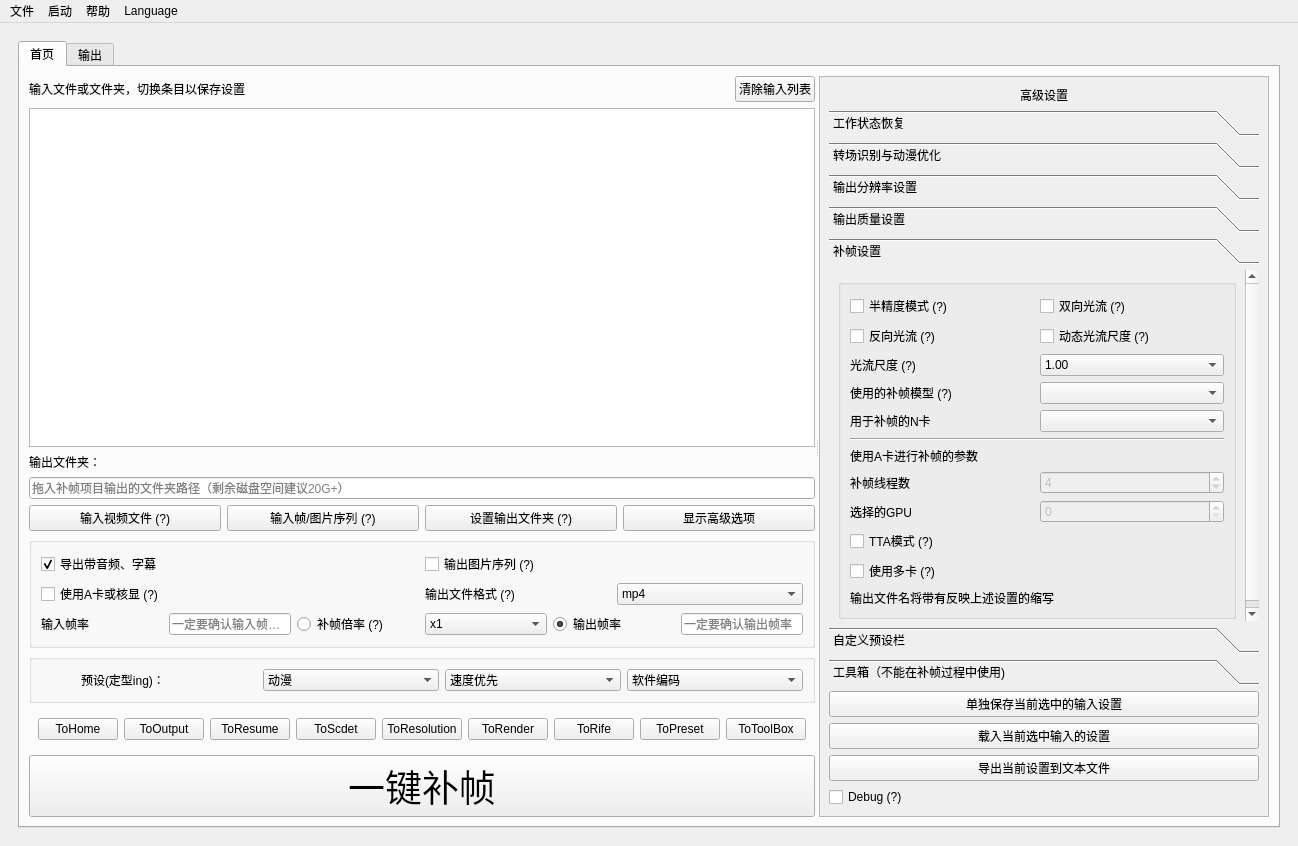
Before: the Qt Designer form Utils/SVFI_UI.ui in 100wman/RIFE_GUI, drawn with Qt 5.
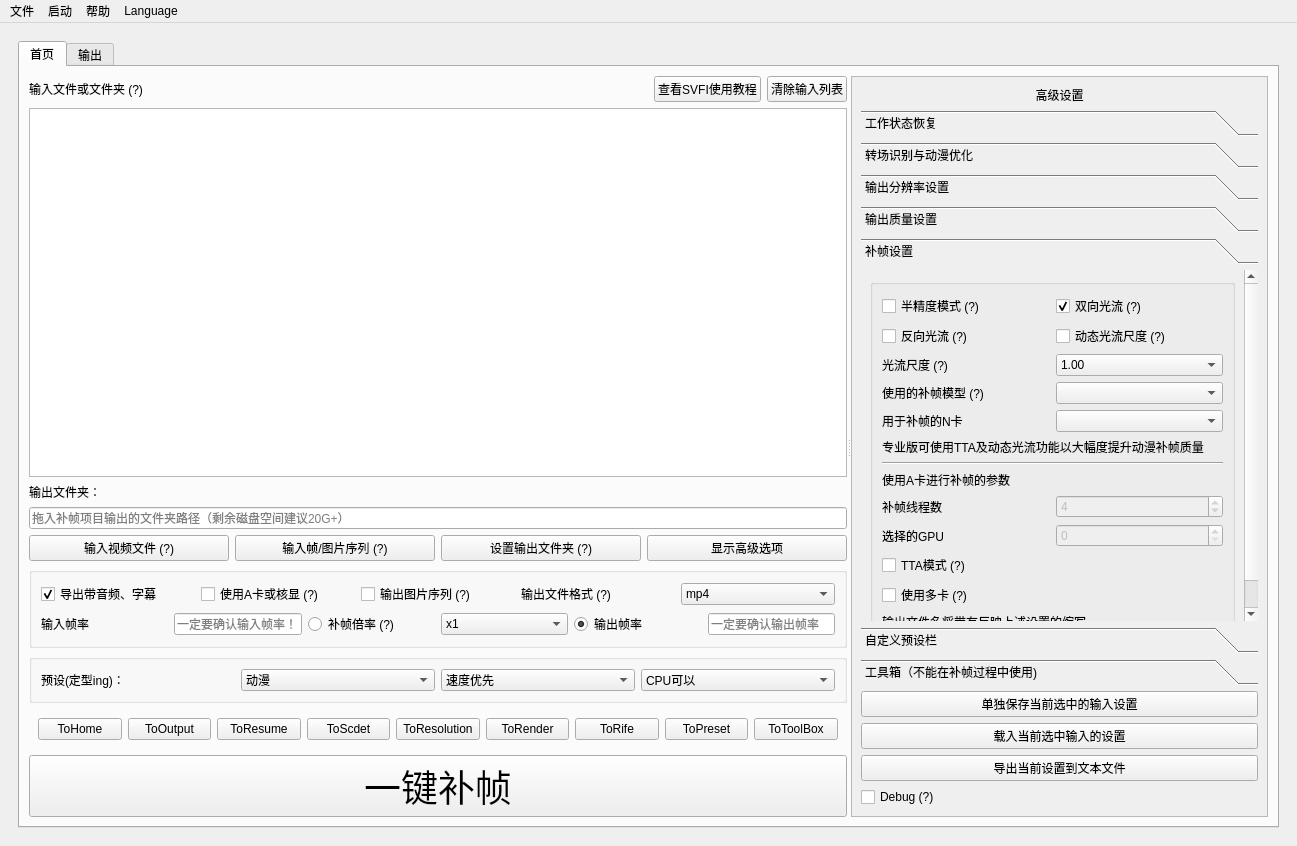
After: the same form once the commit is applied. The open tabs and pages were chosen to show the change. Custom widgets are drawn as their Qt base class.

Commit message: Update SVFI 3.5.6 Professional/Community Update Log at 6.9.8 1. Enhance Security Level (remove steam_appid.txt) 2. Optimize Settings Checked Display 3. Add Basic Tutorial (alpha) and link button 4. Optimize Settings Evisceration

Diff of the .ui file:
```diff
--- a/Utils/SVFI_UI.ui
+++ b/Utils/SVFI_UI.ui
@@ -6,7 +6,7 @@
    <rect>
     <x>0</x>
     <y>0</y>
-    <width>1292</width>
+    <width>1297</width>
     <height>846</height>
    </rect>
   </property>
@@ -108,7 +108,7 @@
                  <layout class="QGridLayout" name="gridLayout_14">
                   <item row="0" column="0">
                    <layout class="QGridLayout" name="gridLayout_9">
-                    <item row="4" column="0">
+                    <item row="1" column="1">
                      <widget class="QCheckBox" name="UseNCNNButton">
                       <property name="sizePolicy">
                        <sizepolicy hsizetype="Preferred" vsizetype="Fixed">
@@ -124,7 +124,26 @@
                       </property>
                      </widget>
                     </item>
-                    <item row="0" column="0">
+                    <item row="1" column="3">
+                     <widget class="QLabel" name="label_12">
+                      <property name="sizePolicy">
+                       <sizepolicy hsizetype="Preferred" vsizetype="Fixed">
+                        <horstretch>0</horstretch>
+                        <verstretch>0</verstretch>
+                       </sizepolicy>
+                      </property>
+                      <property name="toolTip">
+                       <string>&lt;html&gt;&lt;head/&gt;&lt;body&gt;&lt;p&gt;&lt;span style=&quot; font-weight:600;&quot;&gt;如果音频合并出现问题，请尝试更换输出文件格式&lt;/span&gt;&lt;/p&gt;&lt;p&gt;&lt;span style=&quot; font-weight:600;&quot;&gt;mov&lt;/span&gt;兼容大多数音视频轨，但对字幕轨兼容不太好；&lt;/p&gt;&lt;p&gt;&lt;span style=&quot; font-weight:600;&quot;&gt;mkv&lt;/span&gt;兼容大多数字幕轨，但不支持pcm音频输出（这种情况请改为mov）&lt;/p&gt;&lt;p&gt;&lt;span style=&quot; font-weight:600;&quot;&gt;mp4&lt;/span&gt;支持流式传输，不支持truehd、dts等特种音频格式包装&lt;/p&gt;&lt;/body&gt;&lt;/html&gt;</string>
+                      </property>
+                      <property name="text">
+                       <string>输出文件格式 (?)</string>
+                      </property>
+                      <property name="alignment">
+                       <set>Qt::AlignLeading|Qt::AlignLeft|Qt::AlignVCenter</set>
+                      </property>
+                     </widget>
+                    </item>
+                    <item row="1" column="0">
                      <widget class="QCheckBox" name="SaveAudioChecker">
                       <property name="sizePolicy">
                        <sizepolicy hsizetype="Preferred" vsizetype="Fixed">
@@ -140,7 +159,7 @@
                       </property>
                      </widget>
                     </item>
-                    <item row="0" column="1">
+                    <item row="1" column="2">
                      <widget class="QCheckBox" name="ImgOutputChecker">
                       <property name="sizePolicy">
                        <sizepolicy hsizetype="Preferred" vsizetype="Fixed">
@@ -156,60 +175,41 @@
                       </property>
                      </widget>
                     </item>
-                    <item row="4" column="1">
+                    <item row="5" column="2">
                      <layout class="QHBoxLayout" name="horizontalLayout_6">
                       <property name="sizeConstraint">
                        <enum>QLayout::SetMaximumSize</enum>
                       </property>
-                      <item>
-                       <widget class="QLabel" name="label_12">
-                        <property name="sizePolicy">
-                         <sizepolicy hsizetype="Preferred" vsizetype="Fixed">
-                          <horstretch>0</horstretch>
-                          <verstretch>0</verstretch>
-                         </sizepolicy>
-                        </property>
-                        <property name="toolTip">
-                         <string>&lt;html&gt;&lt;head/&gt;&lt;body&gt;&lt;p&gt;&lt;span style=&quot; font-weight:600;&quot;&gt;如果音频合并出现问题，请尝试更换输出文件格式&lt;/span&gt;&lt;/p&gt;&lt;p&gt;&lt;span style=&quot; font-weight:600;&quot;&gt;mov&lt;/span&gt;兼容大多数音视频轨，但对字幕轨兼容不太好；&lt;/p&gt;&lt;p&gt;&lt;span style=&quot; font-weight:600;&quot;&gt;mkv&lt;/span&gt;兼容大多数字幕轨，但不支持pcm音频输出（这种情况请改为mov）&lt;/p&gt;&lt;p&gt;&lt;span style=&quot; font-weight:600;&quot;&gt;mp4&lt;/span&gt;支持流式传输，不支持truehd、dts等特种音频格式包装&lt;/p&gt;&lt;/body&gt;&lt;/html&gt;</string>
-                        </property>
-                        <property name="text">
-                         <string>输出文件格式 (?)</string>
-                        </property>
-                        <property name="alignment">
-                         <set>Qt::AlignLeading|Qt::AlignLeft|Qt::AlignVCenter</set>
-                        </property>
-                       </widget>
-                      </item>
-                      <item>
-                       <widget class="MyComboBox" name="ExtSelector">
-                        <property name="sizePolicy">
-                         <sizepolicy hsizetype="Preferred" vsizetype="Fixed">
-                          <horstretch>0</horstretch>
-                          <verstretch>0</verstretch>
-                         </sizepolicy>
-                        </property>
-                        <property name="toolTip">
-                         <string>&lt;html&gt;&lt;head/&gt;&lt;body&gt;&lt;p&gt;如果音频合并出现问题，请尝试更换输出文件格式&lt;/p&gt;&lt;p&gt;&lt;span style=&quot; font-weight:600;&quot;&gt;mov&lt;/span&gt;兼容大多数音视频轨，但对字幕轨兼容不太好；&lt;/p&gt;&lt;p&gt;&lt;span style=&quot; font-weight:600;&quot;&gt;mkv&lt;/span&gt;兼容大多数字幕轨，但不支持pcm音频输出&lt;span style=&quot; font-weight:600;&quot;&gt;（这种情况请改为mov）&lt;/span&gt;&lt;/p&gt;&lt;p&gt;&lt;span style=&quot; font-weight:600;&quot;&gt;mp4&lt;/span&gt;支持流式传输，不支持truehd、dts等特种音频格式包装&lt;/p&gt;&lt;/body&gt;&lt;/html&gt;</string>
-                        </property>
-                        <item>
-                         <property name="text">
-                          <string>mp4</string>
-                         </property>
-                        </item>
-                        <item>
-                         <property name="text">
-                          <string>mkv</string>
-                         </property>
-                        </item>
-                        <item>
-                         <property name="text">
-                          <string>mov</string>
-                         </property>
-                        </item>
-                       </widget>
-                      </item>
                      </layout>
                     </item>
+                    <item row="1" column="4">
+                     <widget class="MyComboBox" name="ExtSelector">
+                      <property name="sizePolicy">
+                       <sizepolicy hsizetype="Preferred" vsizetype="Fixed">
+                        <horstretch>0</horstretch>
+                        <verstretch>0</verstretch>
+                       </sizepolicy>
+                      </property>
+                      <property name="toolTip">
+                       <string>&lt;html&gt;&lt;head/&gt;&lt;body&gt;&lt;p&gt;如果音频合并出现问题，请尝试更换输出文件格式&lt;/p&gt;&lt;p&gt;&lt;span style=&quot; font-weight:600;&quot;&gt;mov&lt;/span&gt;兼容大多数音视频轨，但对字幕轨兼容不太好；&lt;/p&gt;&lt;p&gt;&lt;span style=&quot; font-weight:600;&quot;&gt;mkv&lt;/span&gt;兼容大多数字幕轨，但不支持pcm音频输出&lt;span style=&quot; font-weight:600;&quot;&gt;（这种情况请改为mov）&lt;/span&gt;&lt;/p&gt;&lt;p&gt;&lt;span style=&quot; font-weight:600;&quot;&gt;mp4&lt;/span&gt;支持流式传输，不支持truehd、dts等特种音频格式包装&lt;/p&gt;&lt;/body&gt;&lt;/html&gt;</string>
+                      </property>
+                      <item>
+                       <property name="text">
+                        <string>mp4</string>
+                       </property>
+                      </item>
+                      <item>
+                       <property name="text">
+                        <string>mkv</string>
+                       </property>
+                      </item>
+                      <item>
+                       <property name="text">
+                        <string>mov</string>
+                       </property>
+                      </item>
+                     </widget>
+                    </item>
                    </layout>
                   </item>
                   <item row="1" column="0">
@@ -411,6 +411,12 @@
                  <property name="toolTip">
                   <string>&lt;html&gt;&lt;head/&gt;&lt;body&gt;&lt;p&gt;&lt;span style=&quot; font-weight:600;&quot;&gt;“-”&lt;/span&gt;号为删除当前任务条目（Remove）&lt;/p&gt;&lt;p&gt;&lt;span style=&quot; font-weight:600;&quot;&gt;“+”&lt;/span&gt;号为以当前任务条目为基础复制生成相同任务（Duplicate）&lt;/p&gt;&lt;/body&gt;&lt;/html&gt;</string>
                  </property>
+                 <property name="midLineWidth">
+                  <number>-6</number>
+                 </property>
+                 <property name="sizeAdjustPolicy">
+                  <enum>QAbstractScrollArea::AdjustIgnored</enum>
+                 </property>
                  <property name="tabKeyNavigation">
                   <bool>true</bool>
                  </property>
@@ -458,7 +464,14 @@
                     </sizepolicy>
                    </property>
                    <property name="text">
-                    <string>输入文件或文件夹，切换条目以保存设置</string>
+                    <string>输入文件或文件夹 (?)</string>
+                   </property>
+                  </widget>
+                 </item>
+                 <item>
+                  <widget class="QPushButton" name="tutorialLinkButton">
+                   <property name="text">
+                    <string>查看SVFI使用教程</string>
                    </property>
                   </widget>
                  </item>
@@ -477,21 +490,7 @@
                   <string/>
                  </property>
                  <layout class="QGridLayout" name="gridLayout_35">
-                  <item row="0" column="3">
-                   <widget class="MyComboBox" name="SettingsPresetsSQ">
-                    <item>
-                     <property name="text">
-                      <string>速度优先</string>
-                     </property>
-                    </item>
-                    <item>
-                     <property name="text">
-                      <string>质量优先</string>
-                     </property>
-                    </item>
-                   </widget>
-                  </item>
-                  <item row="0" column="1">
+                  <item row="0" column="0">
                    <widget class="QLabel" name="SettingsPresetLabel">
                     <property name="layoutDirection">
                      <enum>Qt::LeftToRight</enum>
@@ -504,7 +503,21 @@
                     </property>
                    </widget>
                   </item>
-                  <item row="0" column="2">
+                  <item row="0" column="3">
+                   <widget class="MyComboBox" name="SettingsPresetsEncode">
+                    <item>
+                     <property name="text">
+                      <string>CPU可以</string>
+                     </property>
+                    </item>
+                    <item>
+                     <property name="text">
+                      <string>GPU比CPU强</string>
+                     </property>
+                    </item>
+                   </widget>
+                  </item>
+                  <item row="0" column="1">
                    <widget class="MyComboBox" name="SettingsPresetsInputs">
                     <item>
                      <property name="text">
@@ -518,11 +531,11 @@
                     </item>
                    </widget>
                   </item>
-                  <item row="0" column="4">
-                   <widget class="MyComboBox" name="SettingsPresetsEncode">
+                  <item row="0" column="2">
+                   <widget class="MyComboBox" name="SettingsPresetsSQ">
                     <item>
                      <property name="text">
-                      <string>软件编码</string>
+                      <string>速度优先</string>
                      </property>
                     </item>
                     <item>
@@ -532,22 +545,6 @@
                     </item>
                    </widget>
                   </item>
-                  <item row="0" column="0">
-                   <spacer name="horizontalSpacer_2">
-                    <property name="orientation">
-                     <enum>Qt::Horizontal</enum>
-                    </property>
-                    <property name="sizeType">
-                     <enum>QSizePolicy::Minimum</enum>
-                    </property>
-                    <property name="sizeHint" stdset="0">
-                     <size>
-                      <width>40</width>
-                      <height>20</height>
-                     </size>
-                    </property>
-                   </spacer>
-                  </item>
                  </layout>
                 </widget>
                </item>
@@ -667,7 +664,7 @@
                 <widget class="QScrollArea" name="AdvanceSettingsArea">
                  <property name="minimumSize">
                   <size>
-                   <width>450</width>
+                   <width>400</width>
                    <height>0</height>
                   </size>
                  </property>
@@ -688,7 +685,7 @@
                    <rect>
                     <x>0</x>
                     <y>0</y>
-                    <width>459</width>
+                    <width>448</width>
                     <height>724</height>
                    </rect>
                   </property>
@@ -2142,7 +2139,7 @@
                        <rect>
                         <x>0</x>
                         <y>0</y>
-                        <width>441</width>
+                        <width>430</width>
                         <height>395</height>
                        </rect>
                       </property>
@@ -2169,7 +2166,7 @@
                           <string/>
                          </property>
                          <layout class="QGridLayout" name="gridLayout_31">
-                          <item row="4" column="0">
+                          <item row="5" column="0">
                            <widget class="QCheckBox" name="TtaModeChecker">
                             <property name="toolTip">
                              <string>&lt;html&gt;&lt;head/&gt;&lt;body&gt;&lt;p&gt;&lt;span style=&quot; font-weight:600;&quot;&gt;N卡A卡通用&lt;/span&gt;&lt;/p&gt;&lt;p&gt;用4倍的时间缓解2%的物体消失问题，具体效果视不同输入而定&lt;/p&gt;&lt;/body&gt;&lt;/html&gt;</string>
@@ -2179,7 +2176,7 @@
                             </property>
                            </widget>
                           </item>
-                          <item row="5" column="0">
+                          <item row="6" column="0">
                            <widget class="QCheckBox" name="UseMultiCardsChecker">
                             <property name="toolTip">
                              <string>&lt;html&gt;&lt;head/&gt;&lt;body&gt;&lt;p&gt;使用所有能检测到的显卡进行补帧&lt;/p&gt;&lt;p&gt;使用A卡模式（左侧“使用A卡或核显”）将同时调用能识别到的A卡和N卡&lt;/p&gt;&lt;p&gt;不适用A卡模式则只能使用检测到的N卡&lt;/p&gt;&lt;p&gt;速度较单卡慢&lt;/p&gt;&lt;/body&gt;&lt;/html&gt;</string>
@@ -2189,6 +2186,82 @@
                             </property>
                            </widget>
                           </item>
+                          <item row="7" column="0">
+                           <widget class="QLabel" name="label_2">
+                            <property name="text">
+                             <string>输出文件名将带有反映上述设置的缩写</string>
+                            </property>
+                           </widget>
+                          </item>
+                          <item row="4" column="0">
+                           <layout class="QGridLayout" name="gridLayout_11">
+                            <item row="0" column="1">
+                             <widget class="MySpinBox" name="ncnnInterpThreadCnt">
+                              <property name="enabled">
+                               <bool>false</bool>
+                              </property>
+                              <property name="sizePolicy">
+                               <sizepolicy hsizetype="MinimumExpanding" vsizetype="Fixed">
+                                <horstretch>0</horstretch>
+                                <verstretch>0</verstretch>
+                               </sizepolicy>
+                              </property>
+                              <property name="value">
+                               <number>4</number>
+                              </property>
+                             </widget>
+                            </item>
+                            <item row="0" column="0">
+                             <widget class="QLabel" name="label_34">
+                              <property name="sizePolicy">
+                               <sizepolicy hsizetype="MinimumExpanding" vsizetype="Preferred">
+                                <horstretch>0</horstretch>
+                                <verstretch>0</verstretch>
+                               </sizepolicy>
+                              </property>
+                              <property name="text">
+                               <string>补帧线程数</string>
+                              </property>
+                             </widget>
+                            </item>
+                            <item row="1" column="0">
+                             <widget class="QLabel" name="SelectedGpuLabel">
+                              <property name="sizePolicy">
+                               <sizepolicy hsizetype="MinimumExpanding" vsizetype="Preferred">
+                                <horstretch>0</horstretch>
+                                <verstretch>0</verstretch>
+                               </sizepolicy>
+                              </property>
+                              <property name="text">
+                               <string>选择的GPU</string>
+                              </property>
+                             </widget>
+                            </item>
+                            <item row="1" column="1">
+                             <widget class="MySpinBox" name="ncnnSelectGPU">
+                              <property name="enabled">
+                               <bool>false</bool>
+                              </property>
+                              <property name="sizePolicy">
+                               <sizepolicy hsizetype="MinimumExpanding" vsizetype="Fixed">
+                                <horstretch>0</horstretch>
+                                <verstretch>0</verstretch>
+                               </sizepolicy>
+                              </property>
+                              <property name="value">
+                               <number>0</number>
+                              </property>
+                             </widget>
+                            </item>
+                           </layout>
+                          </item>
+                          <item row="2" column="0">
+                           <widget class="Line" name="line_6">
+                            <property name="orientation">
+                             <enum>Qt::Horizontal</enum>
+                            </property>
+                           </widget>
+                          </item>
                           <item row="0" column="0">
                            <layout class="QGridLayout" name="gridLayout_5">
                             <item row="2" column="1">
@@ -2312,90 +2385,24 @@
                               <property name="text">
                                <string>双向光流 (?)</string>
                               </property>
+                              <property name="checked">
+                               <bool>true</bool>
+                              </property>
                              </widget>
                             </item>
                            </layout>
                           </item>
                           <item row="3" column="0">
-                           <layout class="QGridLayout" name="gridLayout_11">
-                            <item row="0" column="1">
-                             <widget class="MySpinBox" name="ncnnInterpThreadCnt">
-                              <property name="enabled">
-                               <bool>false</bool>
-                              </property>
-                              <property name="sizePolicy">
-                               <sizepolicy hsizetype="MinimumExpanding" vsizetype="Fixed">
-                                <horstretch>0</horstretch>
-                                <verstretch>0</verstretch>
-                               </sizepolicy>
-                              </property>
-                              <property name="value">
-                               <number>4</number>
-                              </property>
-                             </widget>
-                            </item>
-                            <item row="0" column="0">
-                             <widget class="QLabel" name="label_34">
-                              <property name="sizePolicy">
-                               <sizepolicy hsizetype="MinimumExpanding" vsizetype="Preferred">
-                                <horstretch>0</horstretch>
-                                <verstretch>0</verstretch>
-                               </sizepolicy>
-                              </property>
-                              <property name="text">
-                               <string>补帧线程数</string>
-                              </property>
-                             </widget>
-                            </item>
-                            <item row="1" column="0">
-                             <widget class="QLabel" name="SelectedGpuLabel">
-                              <property name="sizePolicy">
-                               <sizepolicy hsizetype="MinimumExpanding" vsizetype="Preferred">
-                                <horstretch>0</horstretch>
-                                <verstretch>0</verstretch>
-                               </sizepolicy>
-                              </property>
-                              <property name="text">
-                               <string>选择的GPU</string>
-                              </property>
-                             </widget>
-                            </item>
-                            <item row="1" column="1">
-                             <widget class="MySpinBox" name="ncnnSelectGPU">
-                              <property name="enabled">
-                               <bool>false</bool>
-                              </property>
-                              <property name="sizePolicy">
-                               <sizepolicy hsizetype="MinimumExpanding" vsizetype="Fixed">
-                                <horstretch>0</horstretch>
-                                <verstretch>0</verstretch>
-                               </sizepolicy>
-                              </property>
-                              <property name="value">
-                               <number>0</number>
-                              </property>
-                             </widget>
-                            </item>
-                           </layout>
-                          </item>
-                          <item row="1" column="0">
-                           <widget class="Line" name="line_6">
-                            <property name="orientation">
-                             <enum>Qt::Horizontal</enum>
-                            </property>
-                           </widget>
-                          </item>
-                          <item row="2" column="0">
                            <widget class="QLabel" name="AMDSettingsLabel">
                             <property name="text">
                              <string>使用A卡进行补帧的参数</string>
                             </property>
                            </widget>
                           </item>
-                          <item row="6" column="0">
-                           <widget class="QLabel" name="label_2">
+                          <item row="1" column="0">
+                           <widget class="QLabel" name="ProAdLabel_1">
                             <property name="text">
-                             <string>输出文件名将带有反映上述设置的缩写</string>
+                             <string>专业版可使用TTA及动态光流功能以大幅度提升动漫补帧质量</string>
                             </property>
                            </widget>
                           </item>
@@ -3023,7 +3030,7 @@
     <rect>
      <x>0</x>
      <y>0</y>
-     <width>1292</width>
+     <width>1297</width>
      <height>23</height>
     </rect>
    </property>
```
Left out of the diff: 25 changed lines with no effect on the pictures. The commit also changes 7 other files.
